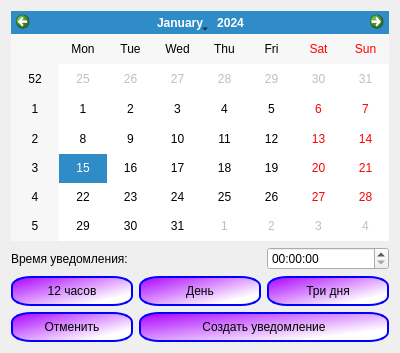
The window that nfcreator.ui (Yarosurafu/ExamHelper) describes before a commit, drawn with Qt 5.
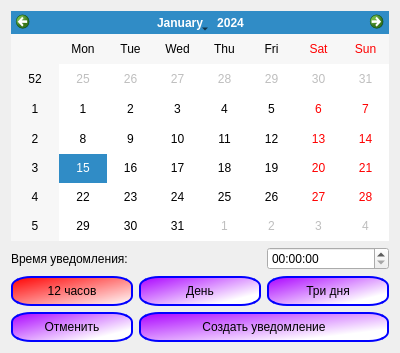
The same window after the commit. Icons and pictures are not drawn.

```diff
--- a/nfcreator.ui
+++ b/nfcreator.ui
@@ -51,7 +51,7 @@
      <property name="styleSheet">
       <string notr="true">QPushButton{	
 	color: black;
-	background-color: qlineargradient(spread:pad, x1:0, y1:0, x2:0.841346, y2:0.756, stop:0 rgba(170, 0, 255, 255), stop:1 rgba(255, 255, 255, 255));
+	background-color: qlineargradient(spread:pad, x1:0, y1:0, x2:1, y2:1, stop:0 rgba(255, 0, 0, 255), stop:1 rgba(255, 255, 255, 255));
 	border: 2px solid rgb(0, 0, 255);
 	padding: 6px;
 	border-radius: 20px 10px;
```
